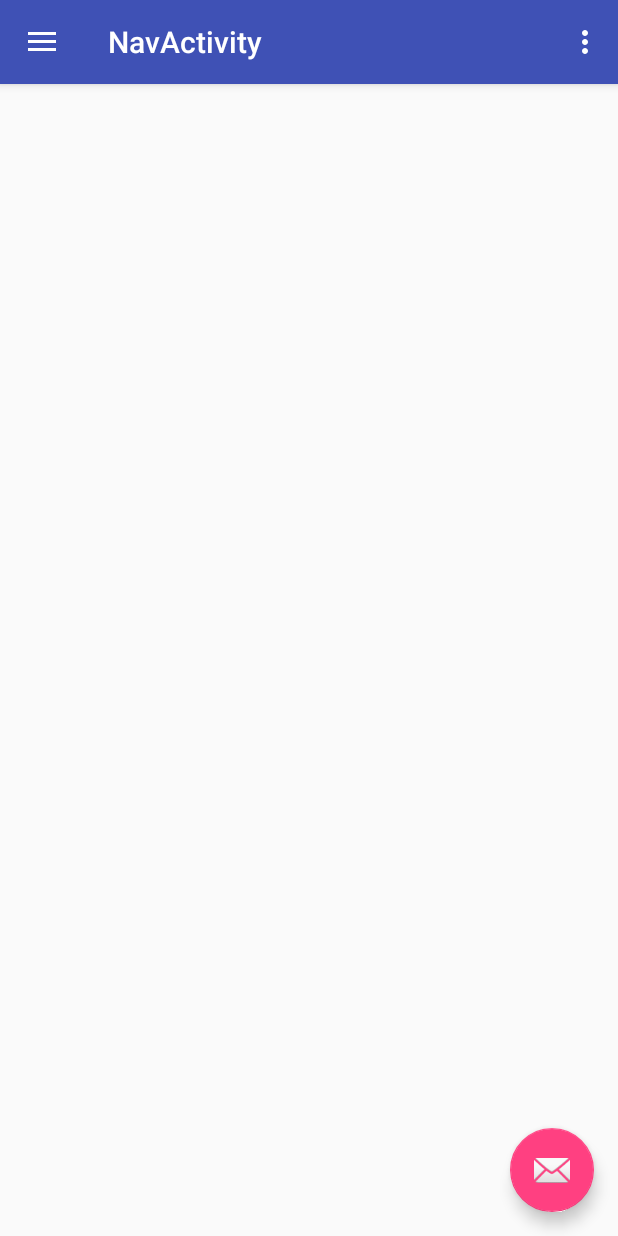
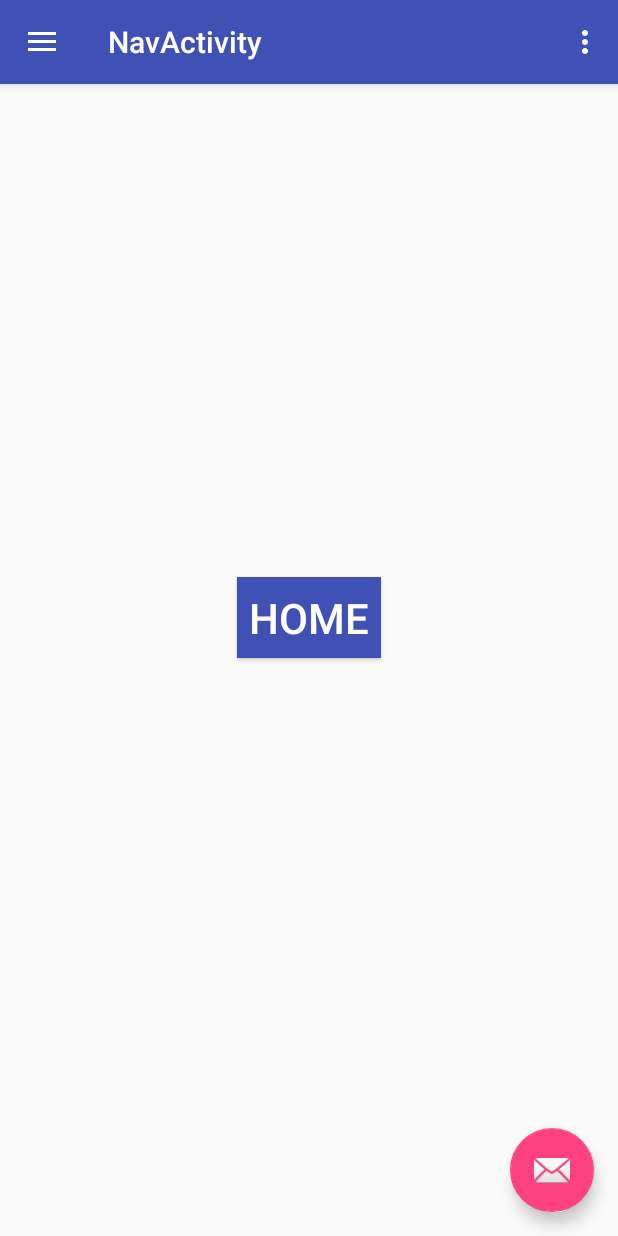
Before and after one commit to adicohen93/Cheers, an Android app: the NavActivity screen opened directly, with no data from a screen before it, on a phone screen of 412 x 824 dp. Run offline under Robolectric (Android 15) with nearby library versions, the phone set to English and light mode, and no system bars; our stand-ins replace Picasso; 3 statements that could not run were skipped.

Commit message:
Add fragments to the navigation bar

```diff
--- a/app/build.gradle
+++ b/app/build.gradle
@@ -25,10 +25,13 @@ dependencies {
     compile 'com.android.support:appcompat-v7:24.2.1'
     compile 'com.google.android.gms:play-services-auth:9.6.0'
     compile 'com.android.support:design:24.2.1'
-    testCompile 'junit:junit:4.12'
     compile 'de.hdodenhof:circleimageview:1.3.0'
     compile 'com.squareup.picasso:picasso:2.5.2'
+    compile 'com.android.support:support-v4:24.2.1'
+    testCompile 'junit:junit:4.12'
 }
 
 
+
+
 apply plugin: 'com.google.gms.google-services'
--- /dev/null
+++ b/app/src/main/java/com/adicohen/cheers/MainFragment.java
@@ -0,0 +1,29 @@
+package com.adicohen.cheers;
+
+
+import android.os.Bundle;
+import android.support.v4.app.Fragment;
+import android.view.LayoutInflater;
+import android.view.View;
+import android.view.ViewGroup;
+
+
+/**
+ * A simple {@link Fragment} subclass.
+ */
+public class MainFragment extends Fragment {
+
+
+    public MainFragment() {
+        // Required empty public constructor
+    }
+
+
+    @Override
+    public View onCreateView(LayoutInflater inflater, ViewGroup container,
+                             Bundle savedInstanceState) {
+        // Inflate the layout for this fragment
+        return inflater.inflate(R.layout.fragment_main, container, false);
+    }
+
+}
--- a/app/src/main/java/com/adicohen/cheers/NavActivity.java
+++ b/app/src/main/java/com/adicohen/cheers/NavActivity.java
@@ -22,12 +22,21 @@ public class NavActivity extends AppCompatActivity
         implements NavigationView.OnNavigationItemSelectedListener {
 
     private GoogleSignInAccount mGoogleSignInAccount;
+    NavigationView navigationView = null;
+    Toolbar toolbar = null;
 
     @Override
     protected void onCreate(Bundle savedInstanceState) {
         super.onCreate(savedInstanceState);
         setContentView(R.layout.activity_nav);
-        Toolbar toolbar = (Toolbar) findViewById(R.id.toolbar);
+
+        //set the fragment initially
+        MainFragment fragment = new MainFragment();
+        android.support.v4.app.FragmentTransaction fragmentTransaction = getSupportFragmentManager().beginTransaction();
+        fragmentTransaction.replace(R.id.fragment_container, fragment);
+        fragmentTransaction.commit();
+
+        toolbar = (Toolbar) findViewById(R.id.toolbar);
         setSupportActionBar(toolbar);
 
         FloatingActionButton fab = (FloatingActionButton) findViewById(R.id.fab);
@@ -45,7 +54,7 @@ public class NavActivity extends AppCompatActivity
         drawer.setDrawerListener(toggle);
         toggle.syncState();
 
-        NavigationView navigationView = (NavigationView) findViewById(R.id.nav_view);
+        navigationView = (NavigationView) findViewById(R.id.nav_view);
         navigationView.setNavigationItemSelectedListener(this);
 
         NavigationView navView = (NavigationView) findViewById(R.id.nav_view);
@@ -101,17 +110,27 @@ public class NavActivity extends AppCompatActivity
         // Handle navigation view item clicks here.
         int id = item.getItemId();
 
-        if (id == R.id.nav_camera) {
-            // Handle the camera action
-        } else if (id == R.id.nav_gallery) {
+        if (id == R.id.nav_current) {
+            //set the fragment initially
+            MainFragment fragment = new MainFragment();
+            android.support.v4.app.FragmentTransaction fragmentTransaction = getSupportFragmentManager().beginTransaction();
+            fragmentTransaction.replace(R.id.fragment_container, fragment);
+            fragmentTransaction.commit();
+        }
+        else if (id == R.id.nav_hangouts) {
+            //set the fragment initially
+            HangoutsFragment fragment = new HangoutsFragment();
+            android.support.v4.app.FragmentTransaction fragmentTransaction = getSupportFragmentManager().beginTransaction();
+            fragmentTransaction.replace(R.id.fragment_container, fragment);
+            fragmentTransaction.commit();
+        }
+        else if (id == R.id.nav_friends) {
 
-        } else if (id == R.id.nav_slideshow) {
+        }
+        else if (id == R.id.nav_places) {
 
-        } else if (id == R.id.nav_manage) {
-
-        } else if (id == R.id.nav_share) {
-
-        } else if (id == R.id.nav_send) {
+        }
+        else if (id == R.id.nav_settings) {
 
         }
 
--- a/app/src/main/res/layout/app_bar_nav.xml
+++ b/app/src/main/res/layout/app_bar_nav.xml
@@ -21,7 +21,12 @@
 
     </android.support.design.widget.AppBarLayout>
 
-    <include layout="@layout/content_nav" />
+    <FrameLayout
+        android:id="@+id/fragment_container"
+        android:layout_width="match_parent"
+        android:layout_height="match_parent">
+
+    </FrameLayout>
 
     <android.support.design.widget.FloatingActionButton
         android:id="@+id/fab"
--- a/app/src/main/res/layout/content_nav.xml
+++ /dev/null
@@ -1,16 +0,0 @@
-<?xml version="1.0" encoding="utf-8"?>
-<RelativeLayout xmlns:android="http://schemas.android.com/apk/res/android"
-    xmlns:app="http://schemas.android.com/apk/res-auto"
-    xmlns:tools="http://schemas.android.com/tools"
-    android:id="@+id/content_nav"
-    android:layout_width="match_parent"
-    android:layout_height="match_parent"
-    android:paddingBottom="@dimen/activity_vertical_margin"
-    android:paddingLeft="@dimen/activity_horizontal_margin"
-    android:paddingRight="@dimen/activity_horizontal_margin"
-    android:paddingTop="@dimen/activity_vertical_margin"
-    app:layout_behavior="@string/appbar_scrolling_view_behavior"
-    tools:context="com.adicohen.cheers.NavActivity"
-    tools:showIn="@layout/app_bar_nav">
-
-</RelativeLayout>
--- /dev/null
+++ b/app/src/main/res/layout/fragment_main.xml
@@ -0,0 +1,19 @@
+    <RelativeLayout xmlns:android="http://schemas.android.com/apk/res/android"
+    xmlns:tools="http://schemas.android.com/tools"
+    android:layout_width="match_parent"
+    android:layout_height="match_parent"
+    tools:context="com.adicohen.cheers.MainFragment">
+
+    <Button
+        android:layout_width="wrap_content"
+        android:layout_height="wrap_content"
+        android:text="Home"
+        android:padding="8dp"
+        android:textColor="#fff"
+        android:background="@color/colorPrimary"
+        android:textSize="28sp"
+        android:id="@+id/main_button"
+        android:layout_centerVertical="true"
+        android:layout_centerHorizontal="true" />
+
+</RelativeLayout>
--- a/app/src/main/res/menu/activity_nav_drawer.xml
+++ b/app/src/main/res/menu/activity_nav_drawer.xml
@@ -3,34 +3,25 @@
 
     <group android:checkableBehavior="single">
         <item
-            android:id="@+id/nav_camera"
+            android:id="@+id/nav_current"
             android:icon="@drawable/ic_menu_camera"
-            android:title="Import" />
+            android:title="Current Hangout" />
         <item
-            android:id="@+id/nav_gallery"
+            android:id="@+id/nav_hangouts"
             android:icon="@drawable/ic_menu_gallery"
-            android:title="Gallery" />
+            android:title="Hangouts" />
         <item
-            android:id="@+id/nav_slideshow"
+            android:id="@+id/nav_friends"
             android:icon="@drawable/ic_menu_slideshow"
-            android:title="Slideshow" />
+            android:title="Friends" />
         <item
-            android:id="@+id/nav_manage"
+            android:id="@+id/nav_places"
             android:icon="@drawable/ic_menu_manage"
-            android:title="Tools" />
+            android:title="Places" />
+        <item
+            android:id="@+id/nav_settings"
+            android:icon="@drawable/ic_menu_manage"
+            android:title="Settings" />
     </group>
 
-    <item android:title="Communicate">
-        <menu>
-            <item
-                android:id="@+id/nav_share"
-                android:icon="@drawable/ic_menu_share"
-                android:title="Share" />
-            <item
-                android:id="@+id/nav_send"
-                android:icon="@drawable/ic_menu_send"
-                android:title="Send" />
-        </menu>
-    </item>
-
 </menu>
--- a/app/src/main/res/values/strings.xml
+++ b/app/src/main/res/values/strings.xml
@@ -9,4 +9,7 @@
     <string name="navigation_drawer_close">Close navigation drawer</string>
 
     <string name="action_settings">Settings</string>
+
+    <!-- TODO: Remove or change this placeholder text -->
+    <string name="hello_blank_fragment">Hello blank fragment</string>
 </resources>
```
Also changed, not shown: app/src/main/java/com/adicohen/cheers/HangoutsFragment.java (added, +29 -0 lines), app/src/main/res/layout/fragment_hangouts.xml (added, +19 -0 lines).
